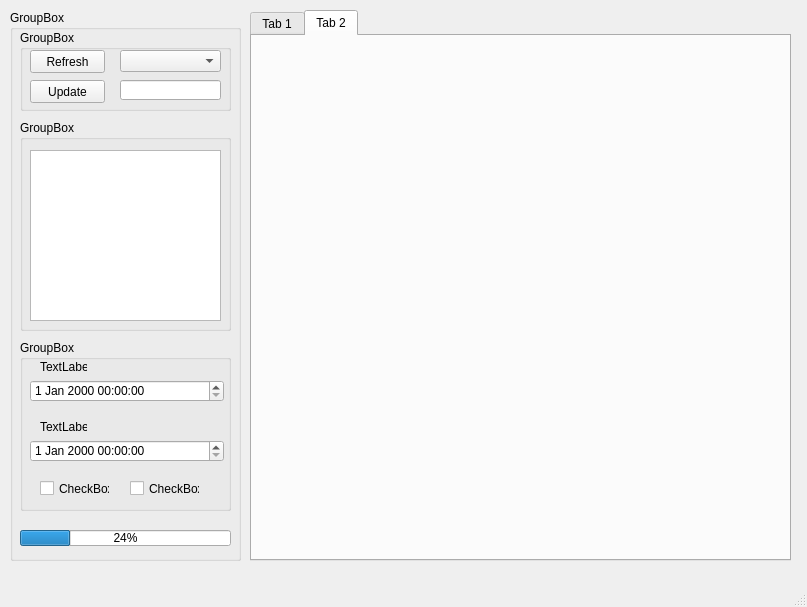
Before: the Qt Designer form ui/window.ui in LanceryH/satvision, drawn with Qt 5.
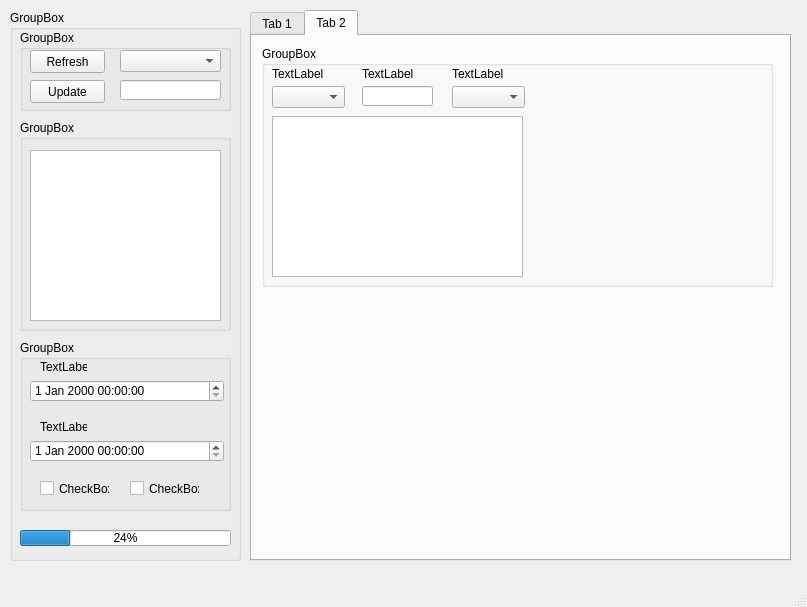
After: the same form once the commit is applied.

```diff
--- a/ui/window.ui
+++ b/ui/window.ui
@@ -97,16 +97,6 @@
      <attribute name="title">
       <string>Tab 2</string>
      </attribute>
-     <widget class="QWidget" name="widget_3" native="true">
-      <property name="geometry">
-       <rect>
-        <x>10</x>
-        <y>10</y>
-        <width>511</width>
-        <height>241</height>
-       </rect>
-      </property>
-     </widget>
      <widget class="QWidget" name="widget_4" native="true">
       <property name="geometry">
        <rect>
@@ -117,6 +107,98 @@
        </rect>
       </property>
      </widget>
+     <widget class="QGroupBox" name="groupBox_6">
+      <property name="geometry">
+       <rect>
+        <x>10</x>
+        <y>10</y>
+        <width>511</width>
+        <height>241</height>
+       </rect>
+      </property>
+      <property name="title">
+       <string>GroupBox</string>
+      </property>
+      <widget class="QLineEdit" name="lineEdit_2">
+       <property name="geometry">
+        <rect>
+         <x>100</x>
+         <y>40</y>
+         <width>71</width>
+         <height>20</height>
+        </rect>
+       </property>
+      </widget>
+      <widget class="QLabel" name="label_3">
+       <property name="geometry">
+        <rect>
+         <x>10</x>
+         <y>20</y>
+         <width>71</width>
+         <height>16</height>
+        </rect>
+       </property>
+       <property name="text">
+        <string>TextLabel</string>
+       </property>
+      </widget>
+      <widget class="QComboBox" name="comboBox_2">
+       <property name="geometry">
+        <rect>
+         <x>10</x>
+         <y>40</y>
+         <width>73</width>
+         <height>22</height>
+        </rect>
+       </property>
+      </widget>
+      <widget class="QTableWidget" name="tableWidget">
+       <property name="geometry">
+        <rect>
+         <x>10</x>
+         <y>70</y>
+         <width>251</width>
+         <height>161</height>
+        </rect>
+       </property>
+      </widget>
+      <widget class="QLabel" name="label_5">
+       <property name="geometry">
+        <rect>
+         <x>100</x>
+         <y>20</y>
+         <width>111</width>
+         <height>16</height>
+        </rect>
+       </property>
+       <property name="text">
+        <string>TextLabel</string>
+       </property>
+      </widget>
+      <widget class="QComboBox" name="comboBox_3">
+       <property name="geometry">
+        <rect>
+         <x>190</x>
+         <y>40</y>
+         <width>73</width>
+         <height>22</height>
+        </rect>
+       </property>
+      </widget>
+      <widget class="QLabel" name="label_7">
+       <property name="geometry">
+        <rect>
+         <x>190</x>
+         <y>20</y>
+         <width>71</width>
+         <height>16</height>
+        </rect>
+       </property>
+       <property name="text">
+        <string>TextLabel</string>
+       </property>
+      </widget>
+     </widget>
     </widget>
    </widget>
    <widget class="QGroupBox" name="groupBox_5">
```
